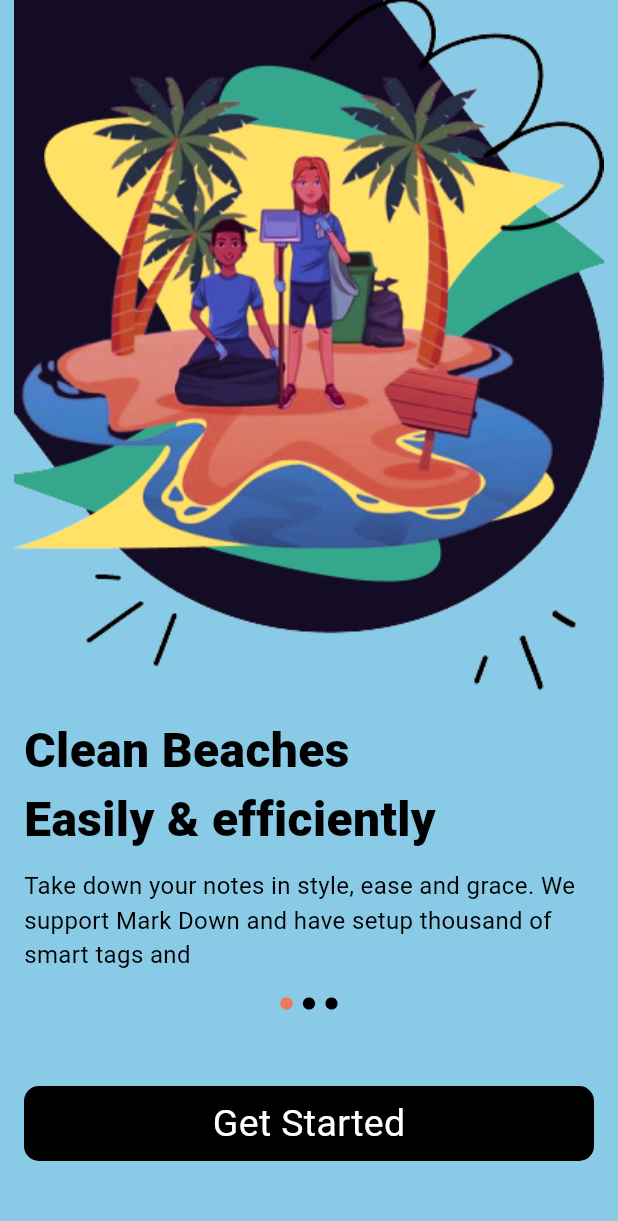
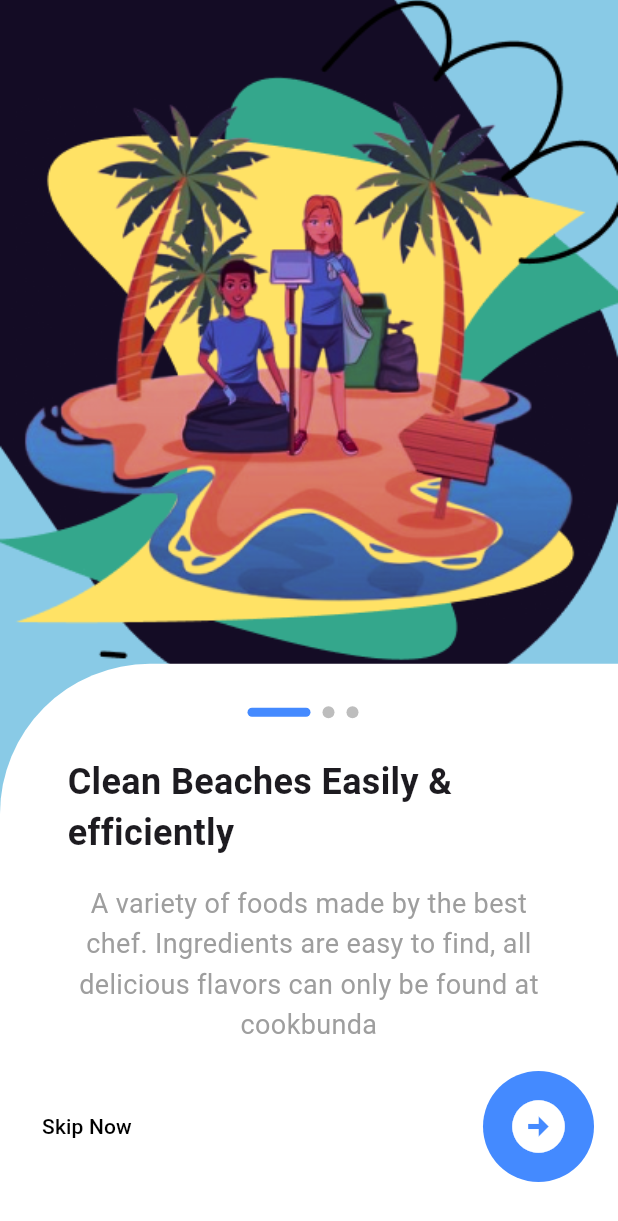
Before and after one commit to malakasadeep/CleanSeas-flutter, a Flutter app: the screen it shows after launch, on a phone screen of 412 x 824 dp. Shown: the top 1221 px of the screen. Run offline on Flutter 3.47's test engine with Material 3 defaults, Android fonts, the phone set to English and light mode, and no system bars.

```diff
--- a/lib/constants/colours.dart
+++ b/lib/constants/colours.dart
@@ -3,3 +3,4 @@ import 'package:flutter/services.dart';
 const Color backgroundBlue = Color(0XFF89CAE6);
 const Color textorange = Color(0XFFEE785E);
 const Color textblack = Color.fromARGB(255, 0, 0, 0);
+const Color darkBlue = Color.fromARGB(255, 11, 6, 110);
--- a/lib/main.dart
+++ b/lib/main.dart
@@ -1,4 +1,4 @@
-import 'package:clean_seas_flutter/screens/onboardings/onboarding01.dart';
+import 'package:clean_seas_flutter/screens/onboard_screen.dart';
 import 'package:flutter/material.dart';
 
 void main() {
@@ -13,7 +13,7 @@ class MainApp extends StatelessWidget {
     return MaterialApp(
       theme: ThemeData.light(useMaterial3: true),
       debugShowCheckedModeBanner: false,
-      home: Onboarding01(),
+      home: IntroScreen(),
     );
   }
 }
--- /dev/null
+++ b/lib/screens/onboard_screen.dart
@@ -0,0 +1,159 @@
+import 'package:clean_seas_flutter/widgets/onboard_widget.dart';
+import 'package:flutter/gestures.dart';
+import 'package:flutter/material.dart';
+
+class AppScrollBehavior extends MaterialScrollBehavior {
+  @override
+  Set<PointerDeviceKind> get dragDevices => {
+        PointerDeviceKind.touch,
+        PointerDeviceKind.mouse,
+      };
+}
+
+class IntroScreen extends StatefulWidget {
+  const IntroScreen({super.key});
+
+  @override
+  State<IntroScreen> createState() => _IntroScreenState();
+}
+
+class _IntroScreenState extends State<IntroScreen> {
+  final PageController _pageController = PageController();
+
+  int _activePage = 0;
+
+  void onNextPage() {
+    if (_activePage < _pages.length - 1) {
+      _pageController.nextPage(
+        duration: const Duration(milliseconds: 500),
+        curve: Curves.easeInOut,
+      );
+    }
+  }
+
+  final List<Map<String, dynamic>> _pages = [
+    {
+      'color': '#ffe24e',
+      'title': 'Clean Beaches Easily & efficiently',
+      'image': 'assets/images/onboardimg1.png',
+      'description':
+          "A variety of foods made by the best chef. Ingredients are easy to find, all delicious flavors can only be found at cookbunda",
+      'skip': true
+    },
+    {
+      'color': '#a3e4f1',
+      'title': 'Clean Beaches Easily & efficiently',
+      'image': 'assets/images/onboardimg2.png',
+      'description':
+          'Not all food, we provide clear healthy drink options for you. Fresh taste always accompanies you',
+      'skip': true
+    },
+    {
+      'color': '#31b77a',
+      'title': 'Clean Beaches Easily & efficiently',
+      'image': 'assets/images/onboardimg3.png',
+      'description':
+          'Are you ready to make a dish for your friends or family? create an account and cooks',
+      'skip': false
+    },
+  ];
+
+  @override
+  Widget build(BuildContext context) {
+    return Scaffold(
+      body: Stack(
+        children: [
+          PageView.builder(
+            controller: _pageController,
+            itemCount: _pages.length,
+            scrollBehavior: AppScrollBehavior(),
+            onPageChanged: (int page) {
+              setState(() {
+                _activePage = page;
+              });
+            },
+            itemBuilder: (BuildContext context, int index) {
+              return AnimatedBuilder(
+                animation: _pageController,
+                builder: (context, child) {
+                  double value = 1.0;
+                  if (_pageController.position.haveDimensions) {
+                    value = _pageController.page! - index;
+                    value = (1 - (value.abs() * 0.3)).clamp(0.0, 1.0);
+                  }
+                  return Transform.scale(
+                    scale: value,
+                    child: Opacity(
+                      opacity: value,
+                      child: IntroWidget(
+                        index: index,
+                        color: _pages[index]['color'],
+                        title: _pages[index]['title'],
+                        description: _pages[index]['description'],
+                        image: _pages[index]['image'],
+                        skip: _pages[index]['skip'],
+                        onTab: onNextPage,
+                      ),
+                    ),
+                  );
+                },
+              );
+            },
+          ),
+          Positioned(
+            top: MediaQuery.of(context).size.height / 1.75,
+            right: 0,
+            left: 0,
+            child: Column(
+              children: [
+                Row(
+                  mainAxisAlignment: MainAxisAlignment.center,
+                  children: _buildIndicator(),
+                )
+              ],
+            ),
+          )
+        ],
+      ),
+    );
+  }
+
+  List<Widget> _buildIndicator() {
+    final indicators = <Widget>[];
+
+    for (var i = 0; i < _pages.length; i++) {
+      if (_activePage == i) {
+        indicators.add(_indicatorsTrue());
+      } else {
+        indicators.add(_indicatorsFalse());
+      }
+    }
+    return indicators;
+  }
+
+  Widget _indicatorsTrue() {
+    return AnimatedContainer(
+      duration: const Duration(milliseconds: 300),
+      height: 6,
+      width: 42,
+      margin: const EdgeInsets.only(right: 8),
+      decoration: BoxDecoration(
+        borderRadius: BorderRadius.circular(50),
+        color: Colors.blueAccent,
+      ),
+    );
+  }
+
+  Widget _indicatorsFalse() {
+    return AnimatedContainer(
+      duration: const Duration(milliseconds: 300),
+      height: 8,
+      width: 8,
+      margin: const EdgeInsets.only(right: 8),
+      decoration: BoxDecoration(
+        borderRadius: BorderRadius.circular(50),
+        color: Colors.grey.shade400,
+      ),
+    );
+  }
+}
--- a/lib/screens/onboardings/onboarding01.dart
+++ /dev/null
@@ -1,78 +0,0 @@
-// ignore_for_file: prefer_const_constructors, prefer_const_literals_to_create_immutables
-
-import 'package:clean_seas_flutter/constants/colours.dart';
-import 'package:clean_seas_flutter/constants/string.dart';
-import 'package:flutter/material.dart';
-
-class Onboarding01 extends StatelessWidget {
-  const Onboarding01({super.key});
-
-  @override
-  Widget build(BuildContext context) {
-    return Scaffold(
-      backgroundColor: backgroundBlue,
-      body: Column(
-        mainAxisAlignment: MainAxisAlignment.spaceBetween,
-        children: [
-          //Spacer(),
-          Image.asset(
-            'assets/images/onboardimg1.png',
-          ),
-          Padding(
-            padding: const EdgeInsets.all(16.0),
-            child: Column(
-              crossAxisAlignment: CrossAxisAlignment.start,
-              children: [
-                Text(
-                  'Clean Beaches\nEasily & efficiently',
-                  style: TextStyle(
-                    fontSize: 32,
-                    fontWeight: FontWeight.values[8],
-                    color: textblack,
-                  ),
-                ),
-                SizedBox(height: 10),
-                Text(
-                  onboarddes01,
-                  style: TextStyle(
-                    fontSize: 16,
-                    color: textblack,
-                  ),
-                ),
-              ],
-            ),
-          ),
-          Row(
-            mainAxisAlignment: MainAxisAlignment.center,
-            children: [
-              Icon(Icons.circle, size: 10, color: textorange),
-              SizedBox(width: 5),
-              Icon(Icons.circle, size: 10, color: textblack),
-              SizedBox(width: 5),
-              Icon(Icons.circle, size: 10, color: textblack),
-            ],
-          ),
-          Spacer(),
-
-          Container(
-            width: double.infinity,
-            height: 50,
-            margin: EdgeInsets.all(16),
-            decoration: BoxDecoration(
-                borderRadius: BorderRadius.circular(10), color: textblack),
-            child: Center(
-              child: Text(
-                "Get Started",
-                style: TextStyle(
-                    color: Colors.white,
-                    fontWeight: FontWeight.normal,
-                    fontSize: 25),
-              ),
-            ),
-          ),
-          Spacer(),
-        ],
-      ),
-    );
-  }
-}
--- /dev/null
+++ b/lib/widgets/onboard_widget.dart
@@ -0,0 +1,134 @@
+import 'package:clean_seas_flutter/constants/colours.dart';
+import 'package:flutter/material.dart';
+
+class IntroWidget extends StatelessWidget {
+  const IntroWidget({
+    super.key,
+    required this.color,
+    required this.title,
+    required this.description,
+    required this.skip,
+    required this.image,
+    required this.onTab,
+    required this.index,
+  });
+
+  final String color;
+  final String title;
+  final String description;
+  final bool skip;
+  final String image;
+  final VoidCallback onTab;
+  final int index;
+
+  @override
+  Widget build(BuildContext context) {
+    return ColoredBox(
+      color: backgroundBlue,
+      child: Stack(
+        children: [
+          Container(
+            height: MediaQuery.of(context).size.height / 1.6,
+            decoration: BoxDecoration(
+                image: DecorationImage(
+                    image: AssetImage(image), fit: BoxFit.cover)),
+          ),
+          Positioned(
+            bottom: 0,
+            right: 0,
+            left: 0,
+            child: Container(
+              height: MediaQuery.of(context).size.height / 2.16,
+              decoration: BoxDecoration(
+                  color: Colors.white,
+                  borderRadius: BorderRadius.only(
+                    topLeft: index == 0
+                        ? const Radius.circular(100)
+                        : const Radius.circular(0),
+                    topRight: index == 2
+                        ? const Radius.circular(100)
+                        : const Radius.circular(0),
+                  )),
+              child: Padding(
+                padding: const EdgeInsets.symmetric(horizontal: 45),
+                child: Column(
+                  children: [
+                    const SizedBox(
+                      height: 62,
+                    ),
+                    AnimatedOpacity(
+                      duration: const Duration(milliseconds: 500),
+                      opacity: 1.0,
+                      child: Text(title,
+                          style: const TextStyle(
+                              fontSize: 24, fontWeight: FontWeight.bold)),
+                    ),
+                    const SizedBox(
+                      height: 16,
+                    ),
+                    AnimatedOpacity(
+                      duration: const Duration(milliseconds: 500),
+                      opacity: 1.0,
+                      child: Text(
+                        description,
+                        style: const TextStyle(
+                            fontSize: 18, height: 1.5, color: Colors.grey),
+                        textAlign: TextAlign.center,
+                      ),
+                    )
+                  ],
+                ),
+              ),
+            ),
+          ),
+          Positioned(
+            bottom: 20,
+            right: 0,
+            left: 0,
+            child: Padding(
+              padding: const EdgeInsets.all(16),
+              child: skip
+                  ? Row(
+                      mainAxisAlignment: MainAxisAlignment.spaceBetween,
+                      children: [
+                        TextButton(
+                          onPressed: () {},
+                          child: const Text(
+                            'Skip Now',
+                            style: TextStyle(color: Colors.black),
+                          ),
+                        ),
+                        GestureDetector(
+                          onTap: onTab,
+                          child: Container(
+                            padding: const EdgeInsets.all(16),
+                            decoration: BoxDecoration(
+                                color: Colors.blueAccent,
+                                borderRadius: BorderRadius.circular(50)),
+                            child: const Icon(Icons.arrow_circle_right,
+                                color: Colors.white, size: 42),
+                          ),
+                        )
+                      ],
+                    )
+                  : SizedBox(
+                      height: 46,
+                      child: MaterialButton(
+                        color: Colors.blueAccent,
+                        shape: RoundedRectangleBorder(
+                            borderRadius: BorderRadius.circular(8)),
+                        onPressed: () {},
+                        child: const Text('Get Started',
+                            style: TextStyle(
+                                color: Colors.white,
+                                fontSize: 25,
+                                fontWeight: FontWeight.w800)),
+                      ),
+                    ),
+            ),
+          )
+        ],
+      ),
+    );
+  }
+}
```
Also changed, not shown: assets/images/onboardimg1.png, assets/images/onboardimg2.png (added), assets/images/onboardimg3.png (added), assets/images/onboardings/onboardimg1.png (deleted).
